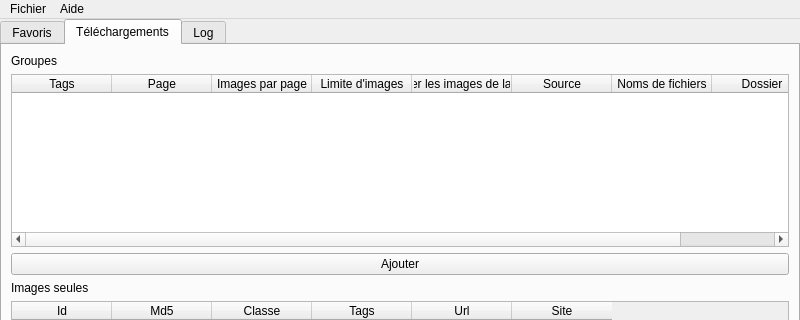
This is ui/mainwindow.ui in XanderMld/imgbrd-grabber as Qt 5 draws it before an edit; both pictures show x 0 to 800 and y 0 to 320 of the 800 by 541 pixel window. The edited form follows.
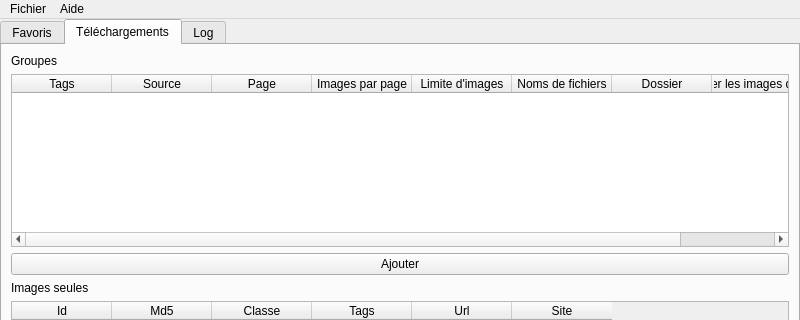
This is the edited form. The open tabs and pages were chosen to show the change. Icons and pictures are not drawn.

```diff
--- a/ui/mainwindow.ui
+++ b/ui/mainwindow.ui
@@ -216,6 +216,11 @@
               <string>Tags</string>
              </property>
             </column>
+            <column>
+             <property name="text">
+              <string>Source</string>
+             </property>
+            </column>
             <column>
              <property name="text">
               <string>Page</string>
@@ -231,16 +236,6 @@
               <string>Limite d'images</string>
              </property>
             </column>
-            <column>
-             <property name="text">
-              <string>Télécharger les images de la liste noire</string>
-             </property>
-            </column>
-            <column>
-             <property name="text">
-              <string>Source</string>
-             </property>
-            </column>
             <column>
              <property name="text">
               <string>Noms de fichiers</string>
@@ -251,6 +246,11 @@
               <string>Dossier</string>
              </property>
             </column>
+            <column>
+             <property name="text">
+              <string>Télécharger les images de la liste noire</string>
+             </property>
+            </column>
            </widget>
           </item>
           <item>
```
